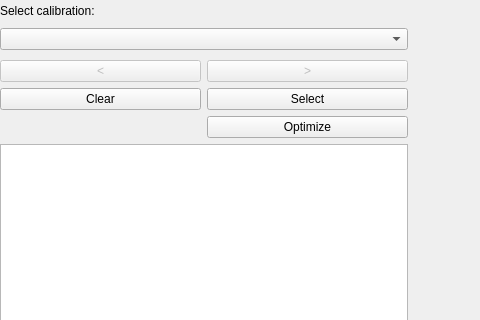
Qt form bmicro/gui/extraction/extraction_view.ui (BrillouinMicroscopy/BMicro) before a commit; both pictures show x 0 to 480 and y 0 to 320 of the 914 by 615 pixel window.
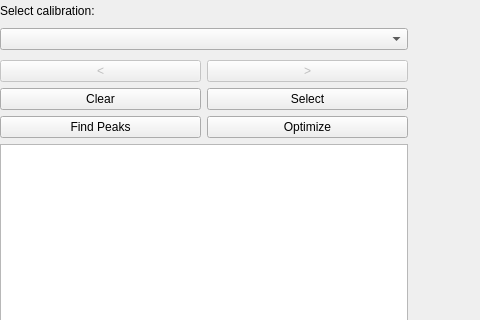
The same form after that commit.

Commit message: Add logic for finding peaks

The edit to the form file:
```diff
--- a/bmicro/gui/extraction/extraction_view.ui
+++ b/bmicro/gui/extraction/extraction_view.ui
@@ -185,6 +185,13 @@
             </property>
            </widget>
           </item>
+          <item row="2" column="0">
+           <widget class="QPushButton" name="button_find_points">
+            <property name="text">
+             <string>Find Peaks</string>
+            </property>
+           </widget>
+          </item>
          </layout>
         </widget>
        </item>
```
The commit also changes 1 other file.
